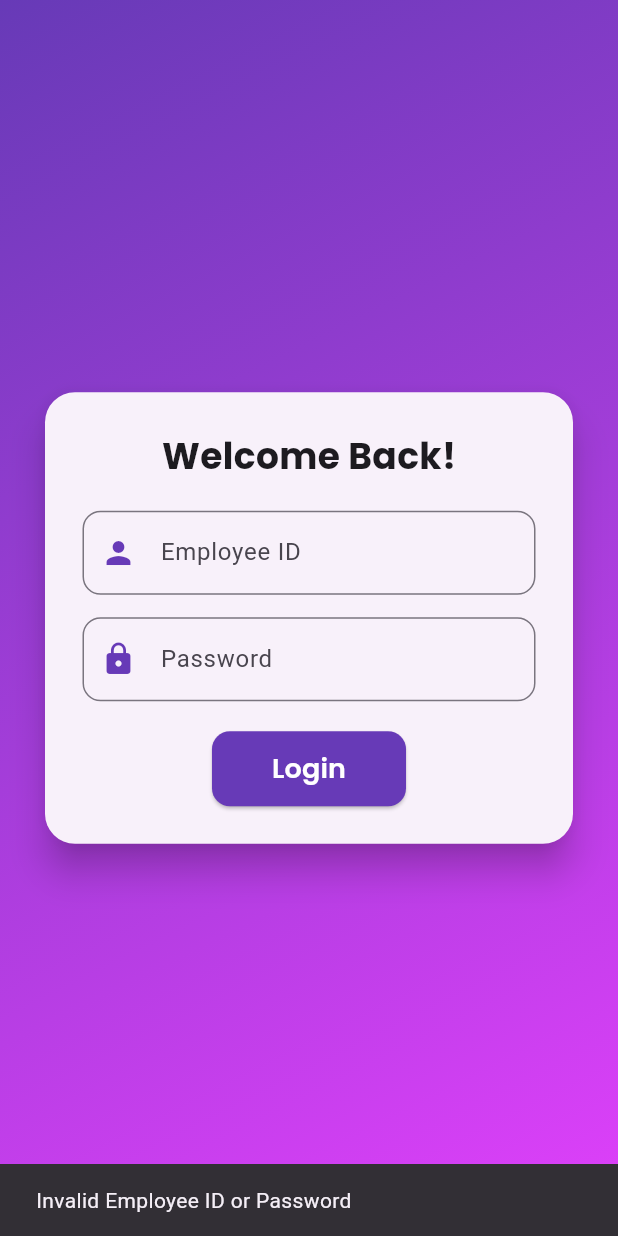
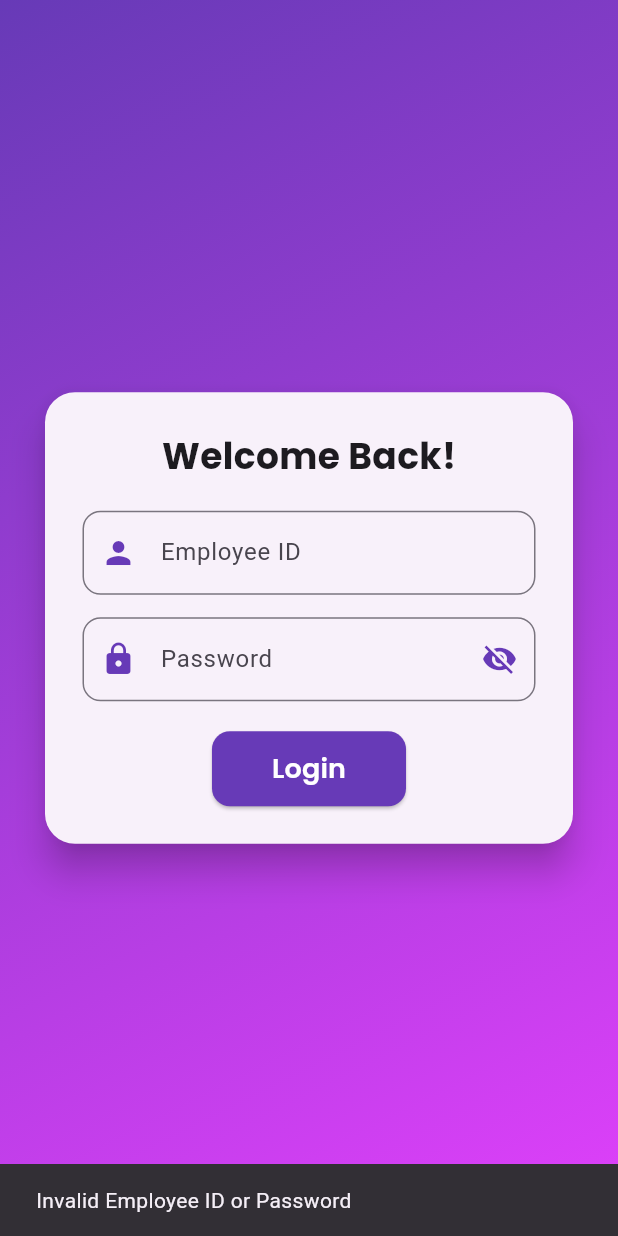
Before and after one commit to VHITMAN2025/Solution_Challenge, a Flutter app: the screen it shows after launch, after a tap on "Login", on a phone screen of 412 x 824 dp. Run offline on Flutter 3.47's test engine with Material 3 defaults, Android fonts, the phone set to English and light mode, and no system bars; drawn by our look-alikes of flutter_animate; our stand-ins replace cloud_firestore, firebase_core, google_fonts, image_picker; missing offline and left inert: dart:ffi, flutter_document_scanner, google_mlkit_text_recognition; accounts and stored records are empty.

Commit message:
Too many

```diff
--- a/lib/main.dart
+++ b/lib/main.dart
@@ -84,6 +84,7 @@ class _LoginFormState extends State<LoginForm> {
   final TextEditingController _employeeIdController = TextEditingController();
   final TextEditingController _passwordController = TextEditingController();
   bool _isLoading = false; // Track loading state
+  bool _passwordVisible = false; // Track password visibility
 
   void _login() async {
     String employeeId = _employeeIdController.text;
@@ -102,9 +103,14 @@ class _LoginFormState extends State<LoginForm> {
               .get();
 
       if (result.docs.isNotEmpty) {
+        // Extract part_no from the logged-in user's document
+        int employeePartNo = result.docs.first.get('part_no');
+
         Navigator.push(
           context,
-          MaterialPageRoute(builder: (context) => const WelcomePage()),
+          MaterialPageRoute(
+            builder: (context) => WelcomePage(employeePartNo: employeePartNo),
+          ),
         );
       } else {
         ScaffoldMessenger.of(context).showSnackBar(
@@ -140,11 +146,24 @@ class _LoginFormState extends State<LoginForm> {
         const SizedBox(height: 15),
         TextField(
           controller: _passwordController,
-          obscureText: true,
+          obscureText: !_passwordVisible,
           decoration: InputDecoration(
             labelText: "Password",
             prefixIcon: Icon(Icons.lock, color: Colors.deepPurple),
             border: OutlineInputBorder(borderRadius: BorderRadius.circular(12)),
+            suffixIcon: IconButton(
+              icon: Icon(
+                // Based on passwordVisible state choose the icon
+                _passwordVisible ? Icons.visibility : Icons.visibility_off,
+                color: Colors.deepPurple,
+              ),
+              onPressed: () {
+                // Update the state i.e. toogle the state of passwordVisible variable
+                setState(() {
+                  _passwordVisible = !_passwordVisible;
+                });
+              },
+            ),
           ),
         ).animate().fade(duration: 900.ms),
         const SizedBox(height: 20),
--- a/pubspec.yaml
+++ b/pubspec.yaml
@@ -30,3 +30,4 @@ flutter:
   uses-material-design: true
   assets:
     - assets/Election_Commission_of_India_Logo.svg.png
+    - assets/voting.png
```
Also changed, not shown: lib/details.dart (+31 -0 lines), lib/pollingbooths.dart (+13 -4 lines), lib/welcome_page.dart (+33 -1 lines).
